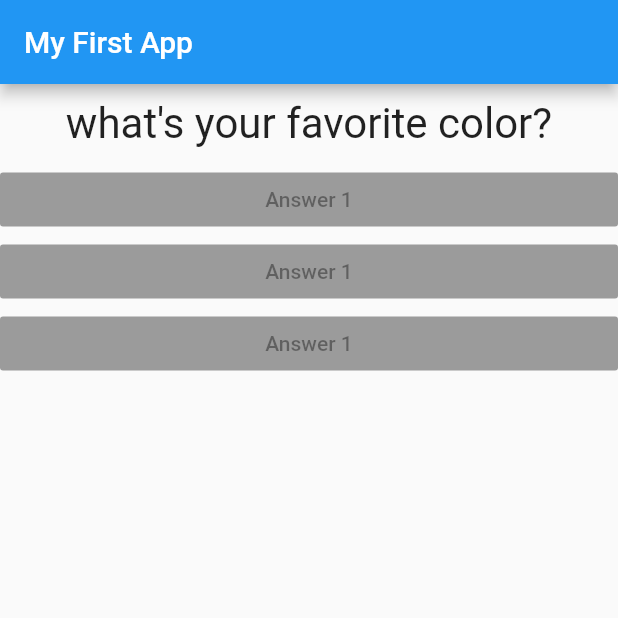
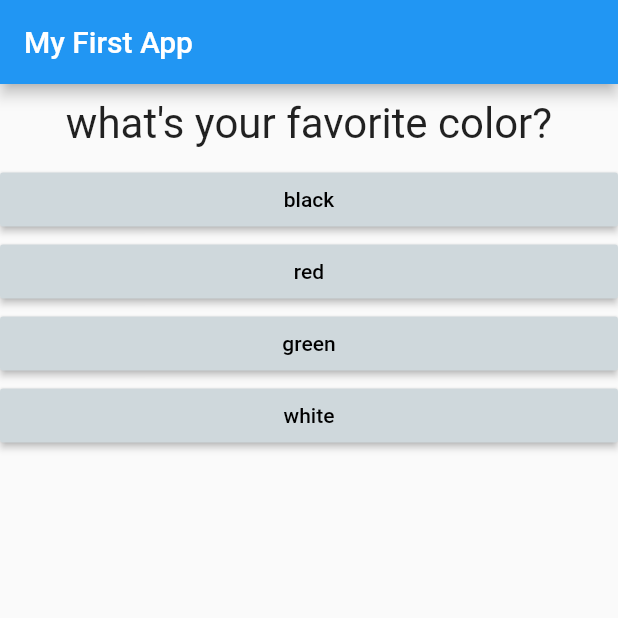
Before and after one commit to ctfrancia/flutterquizapp, a Flutter app: the screen it shows after launch, on a phone screen of 412 x 824 dp, the top half of it. Run offline on Flutter 3.47's test engine with Material 2 defaults, Android fonts, the phone set to English and light mode, and no system bars.

Commit message:
map over widgets

```diff
--- a/quiz/lib/answer.dart
+++ b/quiz/lib/answer.dart
@@ -1,14 +1,21 @@
 import 'package:flutter/material.dart';
 
 class Answer extends StatelessWidget {
+  final Function selectHandler;
+  final String answerText;
+
+  Answer(this.selectHandler, this.answerText);
+
   @override
   Widget build(BuildContext context) {
     return Container(
       width: double.infinity,
       child: RaisedButton(
+        textColor: Colors.black,
         color: Colors.blueGrey[100],
-        child: Text('Answer 1'),
-        onPressed: null,),
+        child: Text(answerText),
+        onPressed: selectHandler,
+      ),
     );
   }
 }
--- a/quiz/lib/main.dart
+++ b/quiz/lib/main.dart
@@ -28,10 +28,20 @@ class _MyAppState extends State<MyApp> {
 
   @override
   Widget build(BuildContext ctx) {
-    List<String> questions = [
-      'what\'s your favorite color?',
-      'what\'s your favorite animal?'
-      ];
+    var questions = [
+      {
+        'questionText': 'what\'s your favorite color?',
+        'answers': [ 'black', 'red', 'green', 'white']
+      },
+      {
+        'questionText': 'what\'s your favorite animal?',
+        'answers': [ 'dog', 'cat', 'fish', 'bird']
+      },
+      {
+        'questionText': 'what\'s your favorite dessert?',
+        'answers': [ 'ice cream', 'orchata', 'brownie', 'fruit']
+      },
+    ];
     return MaterialApp(
       home: Scaffold(
         appBar: AppBar(
@@ -39,13 +49,12 @@ class _MyAppState extends State<MyApp> {
           ),
         body: Column(
           children: [
-            Question(questions[_questionIndex]),
-            // RaisedButton(child: Text('answer 1'), onPressed: this._answerQuestion,),
-            // RaisedButton(child: Text('answer 2'), onPressed: _answerQuestion,),
-            // RaisedButton(child: Text('answer 3'), onPressed: () => print('clicked'),),
-            Answer(),
-            Answer(),
-            Answer(),
+            Question(
+              questions[_questionIndex]['questionText']
+              ),
+            ...(questions[_questionIndex]['answers'] as List<String>).map((answer) {
+              return Answer(_answerQuestion, answer);
+            }).toList()
           ],
         ),
       ),
```
